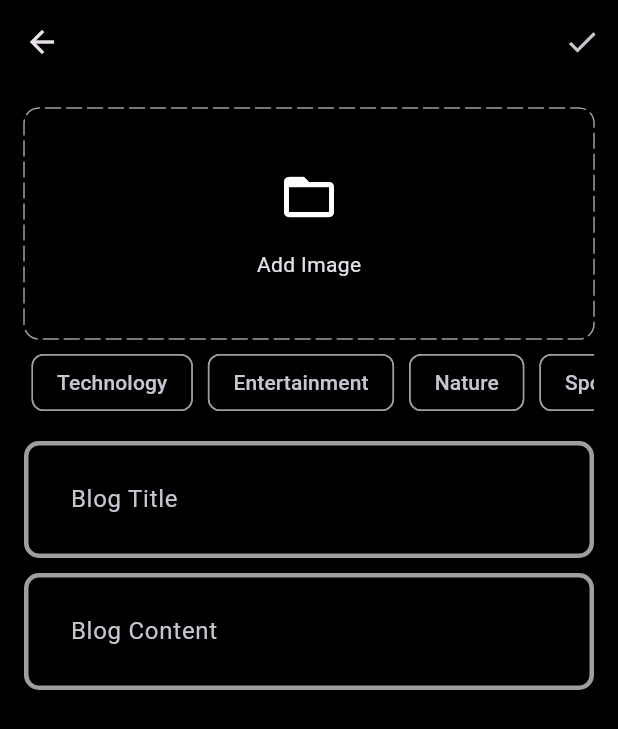
After one commit to rashmirekha99/blog_app, a Flutter app: the AddNewBlog screen opened by its route, after a tap on "Add Image", on a phone screen of 412 x 824 dp. The commit adds this screen. Shown: the top 729 px of the screen. Run offline on Flutter 3.47's test engine with Material 3 defaults, Android fonts, the phone set to English and light mode, and no system bars; drawn by our look-alikes of dotted_border; our stand-ins replace flutter_bloc, fpdart, get_it, image_picker, supabase_flutter; accounts and stored records are empty.

Commit message:
added add blog page - ui

```diff
--- a/lib/core/theme/theme.dart
+++ b/lib/core/theme/theme.dart
@@ -11,12 +11,17 @@ class AppTheme {
       );
   static final darkThemeMode = ThemeData.dark().copyWith(
       scaffoldBackgroundColor: AppPalette.backgroundColor,
+      //app bar
+      appBarTheme: const AppBarTheme(color: AppPalette.backgroundColor),
       //input field
       inputDecorationTheme: InputDecorationTheme(
-        contentPadding: EdgeInsets.all(27),
+          contentPadding: const EdgeInsets.all(27),
           errorBorder: _border(AppPalette.errorColor),
           focusedErrorBorder: _border(AppPalette.errorColor),
           enabledBorder: _border(),
           focusedBorder: _border(AppPalette.gradient1)),
-  );
+      //chip theme
+      chipTheme: const ChipThemeData(
+          side: BorderSide.none,
+          color: WidgetStatePropertyAll(AppPalette.backgroundColor)));
 }
--- /dev/null
+++ b/lib/core/utils/image_picker.dart
@@ -0,0 +1,15 @@
+import 'dart:io';
+
+import 'package:image_picker/image_picker.dart';
+
+Future<File?> imagePicker() async {
+  try {
+    final xFile = await ImagePicker().pickImage(source: ImageSource.gallery);
+    if (xFile != null) {
+      return File(xFile.path);
+    }
+    return null;
+  } catch (e) {
+    return null;
+  }
+}
--- /dev/null
+++ b/lib/features/blog/presentation/pages/add_blogs_page.dart
@@ -0,0 +1,130 @@
+import 'dart:io';
+
+import 'package:blog_app/core/theme/app_palette.dart';
+import 'package:blog_app/core/utils/image_picker.dart';
+import 'package:blog_app/features/blog/presentation/widgets/blog_field.dart';
+import 'package:dotted_border/dotted_border.dart';
+import 'package:flutter/material.dart';
+
+class AddNewBlog extends StatefulWidget {
+  const AddNewBlog({super.key});
+
+  @override
+  State<AddNewBlog> createState() => _AddNewBlogState();
+}
+
+class _AddNewBlogState extends State<AddNewBlog> {
+  final TextEditingController titleController = TextEditingController();
+  final TextEditingController contentController = TextEditingController();
+
+  List<String> selectedTopics = [];
+  File? image;
+
+  void _selectImage() async {
+    final file = await imagePicker();
+    if (file != null) {
+      setState(() {
+        image = file;
+      });
+    }
+  }
+
+  @override
+  void dispose() {
+    titleController.dispose();
+    contentController.dispose();
+    super.dispose();
+  }
+
+  @override
+  Widget build(BuildContext context) {
+    return Scaffold(
+      appBar: AppBar(
+        actions: [IconButton(onPressed: () {}, icon: const Icon(Icons.done))],
+      ),
+      body: Padding(
+        padding: const EdgeInsets.all(16.0),
+        child: SingleChildScrollView(
+          child: Column(
+            children: [
+              //add image container
+              GestureDetector(
+                onTap: () {
+                  _selectImage();
+                },
+                child: DottedBorder(
+                  color: AppPalette.borderColor,
+                  dashPattern: const [10, 4],
+                  radius: const Radius.circular(10),
+                  borderType: BorderType.RRect,
+                  strokeCap: StrokeCap.round,
+                  child: Container(
+                    height: 150,
+                    width: double.infinity,
+                    child: image == null
+                        ? Column(
+                            mainAxisAlignment: MainAxisAlignment.center,
+                            children: [
+                              Icon(
+                                Icons.folder_open,
+                                size: 40,
+                              ),
+                              SizedBox(
+                                height: 15,
+                              ),
+                              Text('Add Image')
+                            ],
+                          )
+                        : Image.file(
+                            image!,
+                            fit: BoxFit.cover,
+                          ),
+                  ),
+                ),
+              ),
+              //category row
+              SingleChildScrollView(
+                scrollDirection: Axis.horizontal,
+                child: Row(
+                  children: ['Technology', 'Entertainment', 'Nature', 'Sports']
+                      .map((e) => Padding(
+                            padding: const EdgeInsets.all(5.0),
+                            child: GestureDetector(
+                              onTap: () {
+                                if (selectedTopics.contains(e)) {
+                                  selectedTopics.remove(e);
+                                } else {
+                                  selectedTopics.add(e);
+                                }
+
+                                setState(() {});
+                              },
+                              child: Chip(
+                                label: Text(e),
+                                color: selectedTopics.contains(e)
+                                    ? const WidgetStatePropertyAll(
+                                        AppPalette.gradient2)
+                                    : null,
+                                side: BorderSide(color: AppPalette.borderColor),
+                              ),
+                            ),
+                          ))
+                      .toList(),
+                ),
+              ),
+              //fields
+              const SizedBox(
+                height: 10,
+              ),
+              BlogField(controller: titleController, hinText: 'Blog Title'),
+              const SizedBox(
+                height: 10,
+              ),
+              BlogField(controller: contentController, hinText: 'Blog Content')
+            ],
+          ),
+        ),
+      ),
+    );
+  }
+}
--- /dev/null
+++ b/lib/features/blog/presentation/pages/blog_page.dart
@@ -0,0 +1,26 @@
+import 'package:flutter/material.dart';
+
+class BlogPage extends StatefulWidget {
+  const BlogPage({super.key});
+
+  @override
+  State<BlogPage> createState() => _BlogPageState();
+}
+
+class _BlogPageState extends State<BlogPage> {
+  @override
+  Widget build(BuildContext context) {
+    return Scaffold(
+      appBar: AppBar(
+        title: const Text('Blog App'),
+        actions: [
+          IconButton(
+              onPressed: () {
+                Navigator.pushNamed(context, '/add_new_blog');
+              },
+              icon: const Icon(Icons.add_circle))
+        ],
+      ),
+    );
+  }
+}
--- /dev/null
+++ b/lib/features/blog/presentation/widgets/blog_field.dart
@@ -0,0 +1,16 @@
+import 'package:flutter/material.dart';
+
+class BlogField extends StatelessWidget {
+  final TextEditingController controller;
+  final String hinText;
+  const BlogField({super.key, required this.controller, required this.hinText});
+
+  @override
+  Widget build(BuildContext context) {
+    return TextFormField(
+      controller: controller,
+      decoration: InputDecoration(hintText: hinText),
+      maxLines: null,
+    );
+  }
+}
--- a/lib/main.dart
+++ b/lib/main.dart
@@ -3,6 +3,8 @@ import 'package:blog_app/core/theme/theme.dart';
 import 'package:blog_app/features/auth/presentation/bloc/auth_bloc.dart';
 import 'package:blog_app/features/auth/presentation/pages/signin_page.dart';
 import 'package:blog_app/features/auth/presentation/pages/signup_page.dart';
+import 'package:blog_app/features/blog/presentation/pages/add_blogs_page.dart';
+import 'package:blog_app/features/blog/presentation/pages/blog_page.dart';
 import 'package:blog_app/init_dependencies.dart';
 import 'package:flutter/material.dart';
 import 'package:flutter_bloc/flutter_bloc.dart';
@@ -48,16 +50,15 @@ class _MyAppState extends State<MyApp> {
         //if true run this builder
         builder: (context, state) {
           if (state) {
-            return const Scaffold(
-              body: Center(
-                child: Text("Logged in"),
-              ),
-            );
+            return const BlogPage();
           }
           return const SignInPage();
         },
       ),
-      routes: {'/signup': (context) => const SignUpPage()},
+      routes: {
+        '/signup': (context) => const SignUpPage(),
+        '/add_new_blog':(context)=>const AddNewBlog(),
+      },
     );
   }
 }
--- a/pubspec.yaml
+++ b/pubspec.yaml
@@ -38,6 +38,8 @@ dependencies:
   supabase_flutter: ^2.8.0
   flutter_bloc: ^8.1.6
   get_it: ^8.0.2
+  dotted_border: ^2.1.0
+  image_picker: ^1.1.2
 
 dev_dependencies:
   flutter_test:
```
Also changed, not shown: pubspec.lock, 7 other files. Lines whose indentation alone changed are shown as unchanged.
